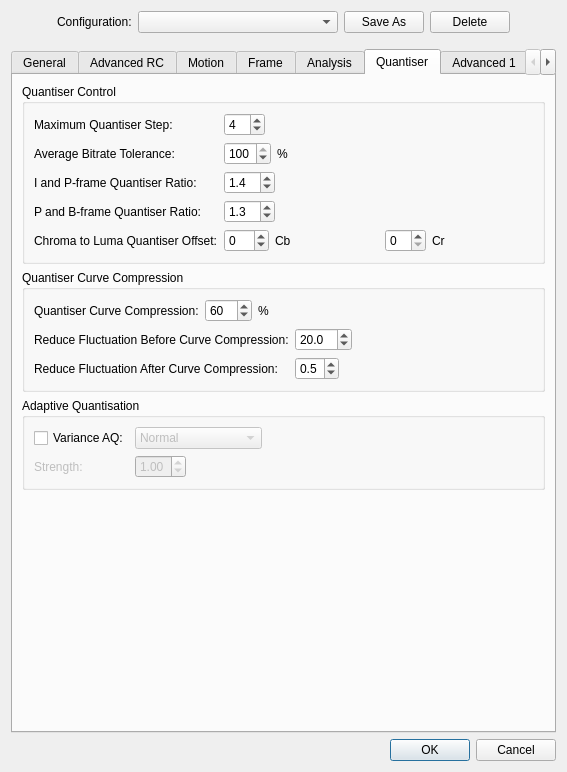
Before: the Qt Designer form avidemux_plugins/ADM_videoEncoder/x265/qt4/x265ConfigDialog.ui in mean00/avidemux2, drawn with Qt 5.
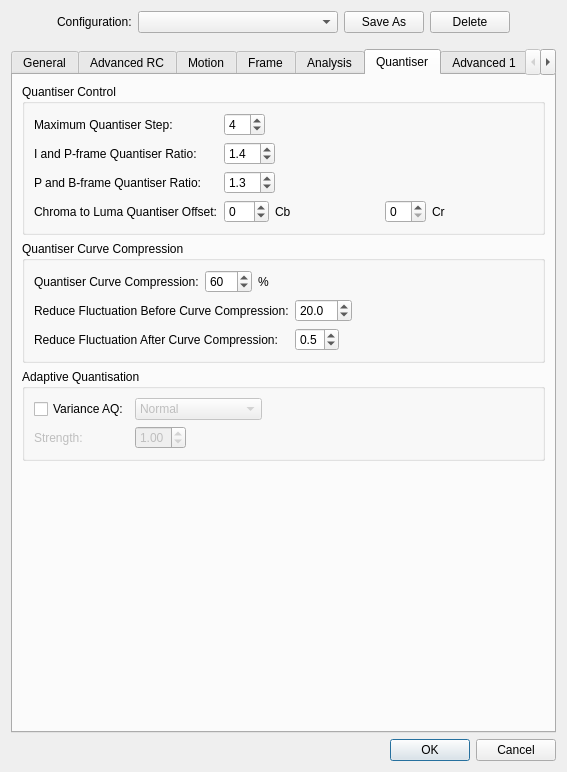
After: the same form once the commit is applied. The open tabs and pages were chosen to show the change.

Commit message:
[x265] Remove old rate tolerance setting
This setting was removed in release 1.5 of x265.  It was replaced with
the strict CBR option.

The edit to the form file:
```diff
--- a/avidemux_plugins/ADM_videoEncoder/x265/qt4/x265ConfigDialog.ui
+++ b/avidemux_plugins/ADM_videoEncoder/x265/qt4/x265ConfigDialog.ui
@@ -2071,7 +2071,7 @@
          <layout class="QVBoxLayout">
           <item>
            <layout class="QGridLayout">
-            <item row="4" column="0">
+            <item row="3" column="0">
              <widget class="QLabel" name="label_20">
               <property name="text">
                <string>Chroma to Luma Quantiser Offset:</string>
@@ -2105,14 +2105,14 @@
               </item>
              </layout>
             </item>
-            <item row="2" column="0">
+            <item row="1" column="0">
              <widget class="QLabel" name="label_6">
               <property name="text">
                <string>I and P-frame Quantiser Ratio:</string>
               </property>
              </widget>
             </item>
-            <item row="3" column="1">
+            <item row="2" column="1">
              <layout class="QHBoxLayout">
               <item>
                <widget class="QDoubleSpinBox" name="quantiserPbRatioSpinBox">
@@ -2148,43 +2148,6 @@
               </item>
              </layout>
             </item>
-            <item row="1" column="1">
-             <layout class="QHBoxLayout">
-              <item>
-               <widget class="QSpinBox" name="avgBitrateToleranceSpinBox">
-                <property name="minimum">
-                 <number>0</number>
-                </property>
-                <property name="maximum">
-                 <number>100</number>
-                </property>
-                <property name="value">
-                 <number>100</number>
-                </property>
-               </widget>
-              </item>
-              <item>
-               <widget class="QLabel" name="label_2">
-                <property name="text">
-                 <string>%</string>
-                </property>
-               </widget>
-              </item>
-              <item>
-               <spacer name="spacer_45">
-                <property name="orientation">
-                 <enum>Qt::Horizontal</enum>
-                </property>
-                <property name="sizeHint" stdset="0">
-                 <size>
-                  <width>0</width>
-                  <height>0</height>
-                 </size>
-                </property>
-               </spacer>
-              </item>
-             </layout>
-            </item>
             <item row="0" column="0">
              <widget class="QLabel" name="label_17">
               <property name="text">
@@ -2192,7 +2155,7 @@
               </property>
              </widget>
             </item>
-            <item row="4" column="1">
+            <item row="3" column="1">
              <layout class="QHBoxLayout">
               <item>
                <widget class="QSpinBox" name="cbChromaLumaOffsetSpinBox">
@@ -2249,21 +2212,14 @@
               </item>
              </layout>
             </item>
-            <item row="3" column="0">
+            <item row="2" column="0">
              <widget class="QLabel" name="label_7">
               <property name="text">
                <string>P and B-frame Quantiser Ratio:</string>
               </property>
              </widget>
             </item>
-            <item row="1" column="0">
-             <widget class="QLabel" name="label_5">
-              <property name="text">
-               <string>Average Bitrate Tolerance:</string>
-              </property>
-             </widget>
-            </item>
-            <item row="2" column="1">
+            <item row="1" column="1">
              <layout class="QHBoxLayout">
               <item>
                <widget class="QDoubleSpinBox" name="quantiserIpRatioSpinBox">
```
Left out of the diff: 1 changed line with no effect on the pictures. The commit also changes 7 other files.
